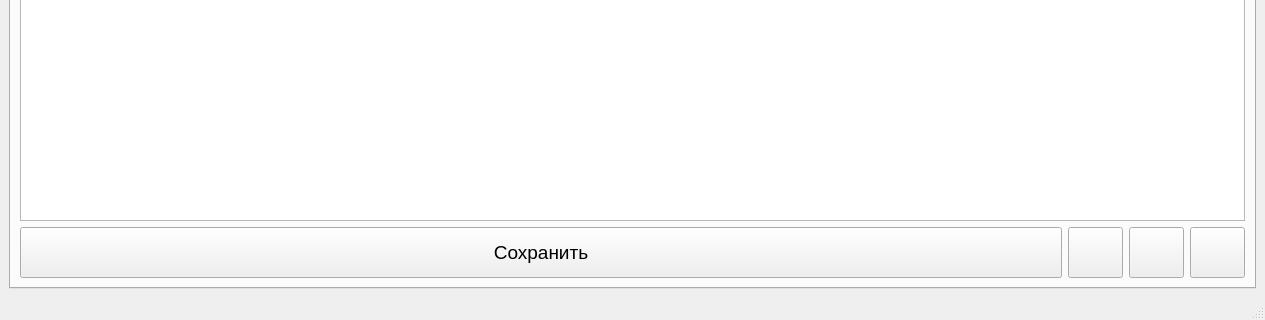
Before: the Qt Designer form mydesign.ui in Nokturnalmor/KPI, drawn with Qt 5; both pictures show x 0 to 1265 and y 578 to 898 of the 1265 by 898 pixel window.
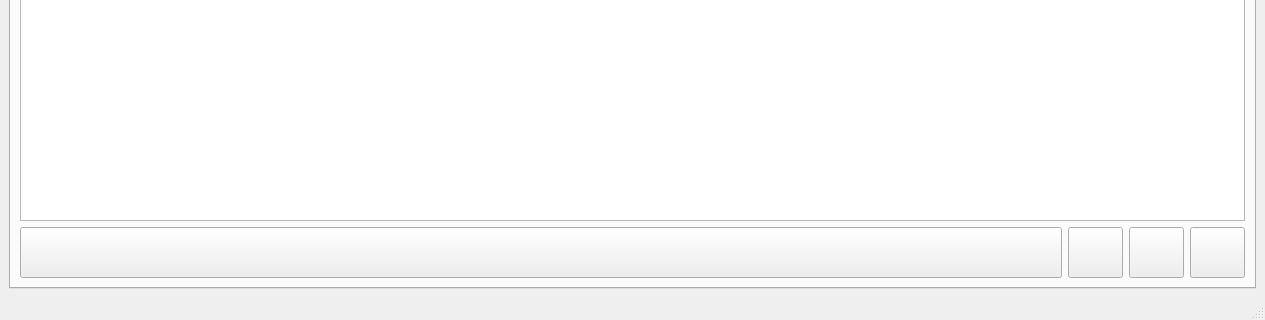
After: the same form once the commit is applied. The open tabs and pages were chosen to show the change.

Commit message: добавлены оптимизирован код динамическеая хагрузка списка сотружников пиктограммы  созданных КПЭ добавлены значки на кнопки дбавлено лого изменен шрифт КПЭ под содержимое ячеек добавлена возможность удалять КПЭ

```diff
--- a/mydesign.ui
+++ b/mydesign.ui
@@ -697,9 +697,18 @@
               <pointsize>14</pointsize>
              </font>
             </property>
-            <property name="text">
+            <property name="toolTip">
              <string>Сохранить</string>
             </property>
+            <property name="text">
+             <string/>
+            </property>
+            <property name="iconSize">
+             <size>
+              <width>32</width>
+              <height>32</height>
+             </size>
+            </property>
            </widget>
           </item>
           <item>
```
Left out of the diff: 82 changed lines with no effect on the pictures. The commit also changes 5 other files.
